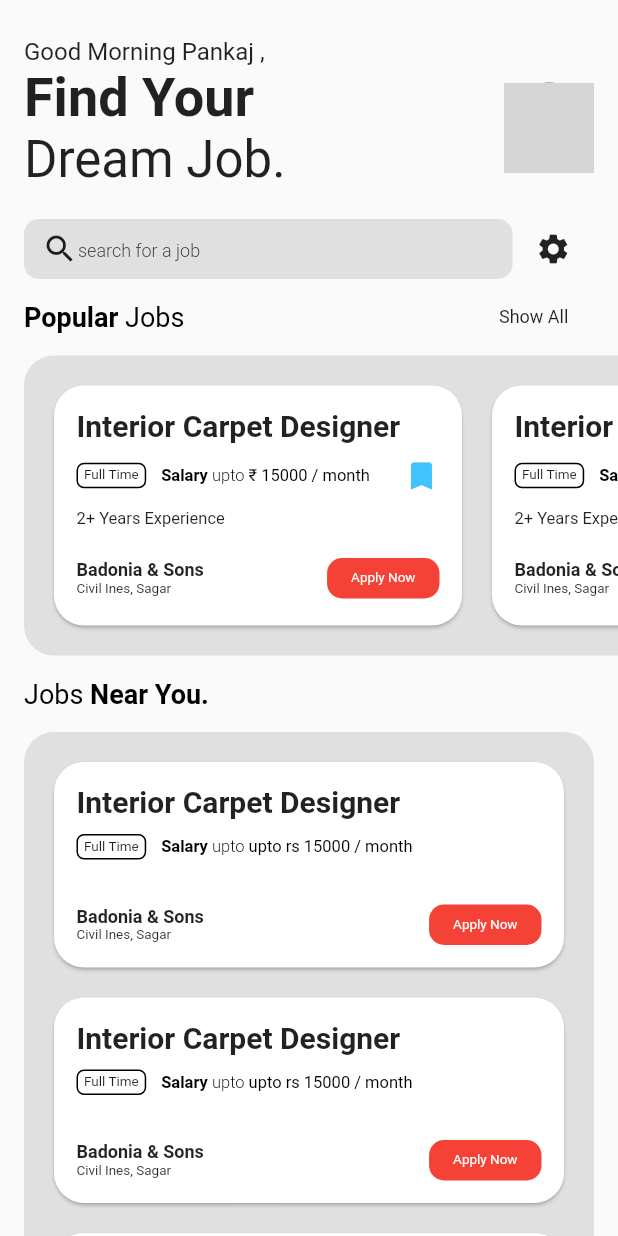
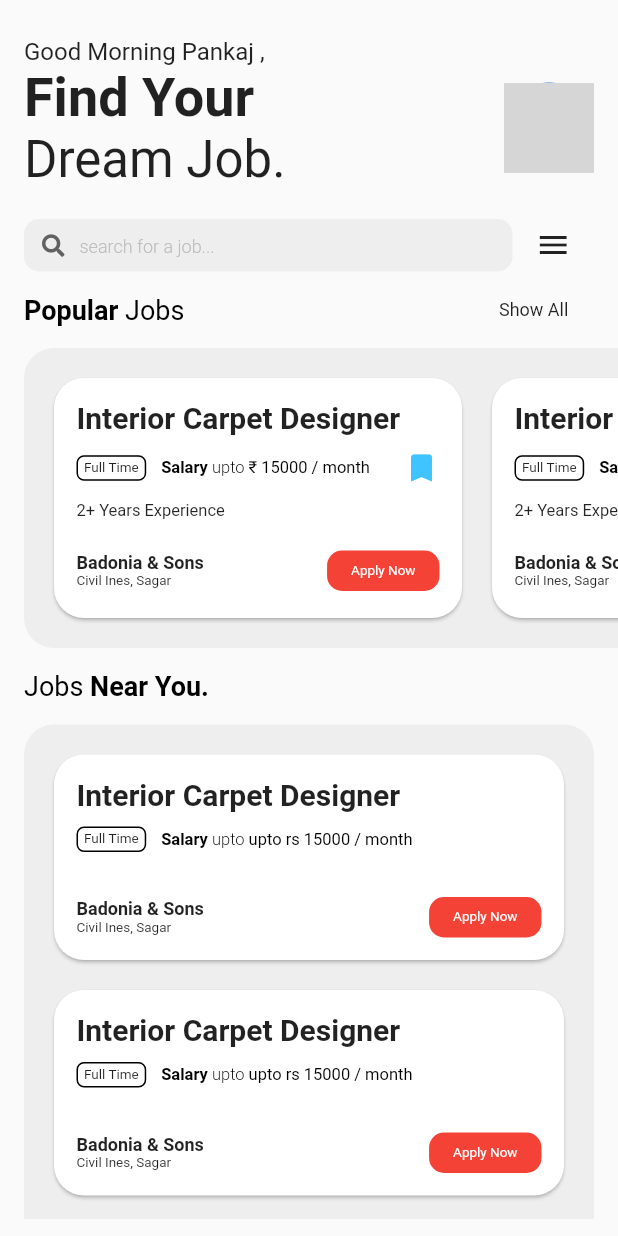
Before and after one commit to Amal4m41/HASPR_assignment, a Flutter app: the SeekerHomeScreen screen opened directly, on a phone screen of 412 x 824 dp. Run offline on Flutter 3.47's test engine with Material 2 defaults, Android fonts, the phone set to English and light mode, and no system bars; our stand-ins replace font_awesome_flutter; network calls fail; grey boxes are pictures that could not be loaded.

Commit message:
Added bottom nav drawer to switch between screens, implemented dummy functionality for buttons

```diff
--- a/lib/components/job_card_item.dart
+++ b/lib/components/job_card_item.dart
@@ -13,12 +13,14 @@ class JobCardItem extends StatelessWidget {
   final String location;
   final bool isShowBookmark;
   final bool isShowExperience;
+  final Function() callback;
 
   const JobCardItem({
     Key? key,
     required this.jobTitle,
     required this.salaryDetails,
     required this.companyName,
+    required this.callback,
     this.experienceRequired = '',
     required this.location,
     this.isFulltime = true,
@@ -113,14 +115,18 @@ class JobCardItem extends StatelessWidget {
                       ),
                     ],
                   ),
-                  const RectangularRoundButton(
-                    buttonColor: Colors.red,
-                    child: Text(
-                      'Apply Now',
-                      style: TextStyle(color: Colors.white, fontSize: 9),
+                  InkWell(
+                    onTap: () => callback(),
+                    child: const RectangularRoundButton(
+                      buttonColor: Colors.red,
+                      child: Text(
+                        'Apply Now',
+                        style: TextStyle(color: Colors.white, fontSize: 9),
+                      ),
+                      padding:
+                          EdgeInsets.symmetric(horizontal: 16, vertical: 8),
+                      borderRadius: 10,
                     ),
-                    padding: EdgeInsets.symmetric(horizontal: 16, vertical: 8),
-                    borderRadius: 10,
                   )
                 ],
               )
--- a/lib/components/search_bar.dart
+++ b/lib/components/search_bar.dart
@@ -1,7 +1,12 @@
 import 'package:flutter/material.dart';
+import 'package:font_awesome_flutter/font_awesome_flutter.dart';
+import 'package:haspr_assignment/utils/constants/colors.dart';
+import 'package:haspr_assignment/utils/widget_functions.dart';
 
 class SearchBar extends StatelessWidget {
-  const SearchBar({Key? key}) : super(key: key);
+  final _controller = TextEditingController();
+  final Function(String text) callback;
+  SearchBar({required this.callback});
 
   @override
   Widget build(BuildContext context) {
@@ -10,18 +15,32 @@ class SearchBar extends StatelessWidget {
         borderRadius: BorderRadius.all(
           Radius.circular(10),
         ),
-        color: Colors.grey.shade300,
+        color: lightGrey,
       ),
-      padding: EdgeInsets.symmetric(horizontal: 12, vertical: 8),
+      padding: const EdgeInsets.symmetric(horizontal: 12, vertical: 8),
       child: Row(
         children: [
-          Icon(Icons.search),
+          InkWell(
+            child: FaIcon(
+              FontAwesomeIcons.search,
+              size: 15,
+              color: Colors.grey.shade700,
+            ),
+            onTap: () {
+              callback(_controller.text);
+            },
+          ),
+          addHorizontalSpace(10),
           Expanded(
             child: TextField(
+              onSubmitted: (String text) {
+                callback(text);
+              },
+              controller: _controller,
               decoration: InputDecoration.collapsed(
-                  hintText: 'search for a job',
+                  hintText: 'search for a job...',
                   hintStyle: TextStyle(
-                    color: Colors.grey.shade800,
+                    color: Colors.grey.shade400,
                     fontSize: 12,
                     fontWeight: FontWeight.w300,
                   )),
--- a/lib/main.dart
+++ b/lib/main.dart
@@ -1,4 +1,5 @@
 import 'package:flutter/material.dart';
+import 'package:haspr_assignment/screens/home_screen.dart';
 import 'package:haspr_assignment/screens/post_ad_screen.dart';
 import 'package:haspr_assignment/screens/seeker_home_screen.dart';
 
@@ -18,7 +19,7 @@ class MyApp extends StatelessWidget {
       theme: ThemeData(
         primarySwatch: Colors.blue,
       ),
-      home: const PostAdScreen(),
+      home: const HomeScreen(),
     );
   }
 }
--- a/lib/screens/seeker_home_screen.dart
+++ b/lib/screens/seeker_home_screen.dart
@@ -5,21 +5,24 @@ import 'package:flutter/material.dart';
 import 'package:flutter/painting.dart';
 import 'package:flutter/rendering.dart';
 import 'package:flutter/widgets.dart';
+import 'package:font_awesome_flutter/font_awesome_flutter.dart';
 import 'package:haspr_assignment/components/job_card_item.dart';
-import 'package:haspr_assignment/components/rectangular_round_button.dart';
 import 'package:haspr_assignment/components/search_bar.dart';
 import 'package:haspr_assignment/components/title_divider.dart';
 import 'package:haspr_assignment/components/title_widget.dart';
+import 'package:haspr_assignment/utils/constants/colors.dart';
 import 'package:haspr_assignment/utils/widget_functions.dart';
 
 class SeekerHomeScreen extends StatelessWidget {
   final double screenPadding = 16;
+
   const SeekerHomeScreen({Key? key}) : super(key: key);
 
   @override
   Widget build(BuildContext context) {
     return Scaffold(
       body: SafeArea(
+        child: SingleChildScrollView(
           child: Container(
             padding: EdgeInsets.only(top: 25),
             // color: Colors.red,
@@ -31,7 +34,7 @@ class SeekerHomeScreen extends StatelessWidget {
                   child: Column(
                     crossAxisAlignment: CrossAxisAlignment.start,
                     children: [
-                    Text(
+                      const Text(
                         'Good Morning Pankaj ,',
                         style: TextStyle(fontSize: 16),
                       ),
@@ -45,11 +48,18 @@ class SeekerHomeScreen extends StatelessWidget {
                       addVerticalSpace(20),
                       Row(
                         children: [
-                        //TODO: to implmenet search bar and change icon from settings
-                        Expanded(flex: 6, child: SearchBar()),
                           Expanded(
+                              flex: 6,
+                              child: SearchBar(
+                                callback: (String text) {
+                                  showSnackBarMessage(
+                                      context: context,
+                                      message: 'Searching: $text');
+                                },
+                              )),
+                          const Expanded(
                             flex: 1,
-                          child: Icon(Icons.settings),
+                            child: Icon(Icons.menu),
                           )
                         ],
                       ),
@@ -81,21 +91,26 @@ class SeekerHomeScreen extends StatelessWidget {
                 Container(
                   height: 200,
                   decoration: BoxDecoration(
-                    color: Colors.grey.shade300,
-                    borderRadius: BorderRadius.only(
+                      color: lightGrey,
+                      borderRadius: const BorderRadius.only(
                           bottomLeft: Radius.circular(20),
                           topLeft: Radius.circular(20))),
                   margin: EdgeInsets.only(left: screenPadding),
+                  // padding: EdgeInsets.all(16).copyWith(right: 0),
+                  child: ListView.builder(
                     padding: EdgeInsets.all(16).copyWith(right: 0),
-                child: ListView.builder(
                     scrollDirection: Axis.horizontal,
                     // shrinkWrap: true,
                     itemCount: 5,
-                  itemBuilder: (context, index) => const Padding(
-                    padding: EdgeInsets.only(right: 12),
+                    itemBuilder: (context, index) => Padding(
+                      padding: const EdgeInsets.only(right: 12),
                       child: JobCardItem(
                         jobTitle: 'Interior Carpet Designer',
                         isFulltime: true,
+                        callback: () {
+                          showSnackBarMessage(
+                              context: context, message: 'Clicked Apply Now');
+                        },
                         isShowExperience: true,
                         experienceRequired: '2+ Years Experience',
                         isShowBookmark: true,
@@ -123,16 +138,16 @@ class SeekerHomeScreen extends StatelessWidget {
                     ),
                   ),
                 ),
-              Expanded(
-                child: Container(
+                Container(
+                  height: MediaQuery.of(context).size.height * 0.4,
                   decoration: BoxDecoration(
-                      color: Colors.grey.shade300,
-                      borderRadius: BorderRadius.only(
+                      color: lightGrey,
+                      borderRadius: const BorderRadius.only(
                           topRight: Radius.circular(20),
                           topLeft: Radius.circular(20))),
                   margin:
                       EdgeInsets.all(screenPadding).copyWith(bottom: 0, top: 0),
-                  padding: EdgeInsets.all(16).copyWith(bottom: 0),
+                  padding: const EdgeInsets.all(16).copyWith(bottom: 0),
                   child: ListView.builder(
                       scrollDirection: Axis.vertical,
                       // shrinkWrap: true,
@@ -144,14 +159,19 @@ class SeekerHomeScreen extends StatelessWidget {
                               isFulltime: true,
                               isShowExperience: false,
                               isShowBookmark: false,
+                              callback: () {
+                                showSnackBarMessage(
+                                    context: context,
+                                    message: 'Clicked Apply Now');
+                              },
                               companyName: 'Badonia & Sons',
                               location: 'Civil Ines, Sagar',
                               salaryDetails: 'upto rs 15000 / month',
                             ),
                           )),
                 ),
+              ],
             ),
-            ],
           ),
         ),
       ),
--- a/lib/utils/constants/colors.dart
+++ b/lib/utils/constants/colors.dart
@@ -1,4 +1,4 @@
 import 'package:flutter/cupertino.dart';
 import 'package:flutter/material.dart';
 
-final lightGrey = Colors.grey.shade300;
+final lightGrey = Colors.grey.shade200;
--- a/pubspec.yaml
+++ b/pubspec.yaml
@@ -34,6 +34,7 @@ dependencies:
   # The following adds the Cupertino Icons font to your application.
   # Use with the CupertinoIcons class for iOS style icons.
   cupertino_icons: ^1.0.2
+  font_awesome_flutter: ^9.2.0
 
 dev_dependencies:
   flutter_test:
```
Also changed, not shown: lib/components/notification_item.dart (+6 -1 lines), lib/screens/home_screen.dart (added, +65 -0 lines), lib/screens/notifications_screen.dart (+16 -5 lines), lib/screens/post_ad_screen.dart (+31 -17 lines), lib/utils/widget_functions.dart (+15 -0 lines), pubspec.lock. Lines whose indentation alone changed are shown as unchanged.
